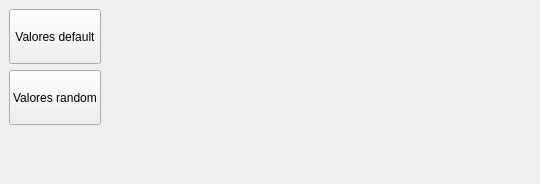
Qt form Unidad_2/Modulos/multiPlots/mainwindow.ui (nvargas24/Programacion2_Bioingenieria_Alumnos) before a commit.
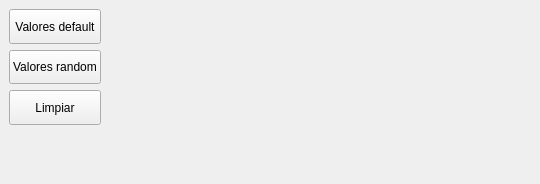
The same form after that commit. Custom widgets are drawn as their Qt base class.

What changed in the file:
```diff
--- a/Unidad_2/Modulos/multiPlots/mainwindow.ui
+++ b/Unidad_2/Modulos/multiPlots/mainwindow.ui
@@ -16,7 +16,7 @@
   <widget class="QWidget" name="centralwidget">
    <layout class="QGridLayout" name="gridLayout" rowstretch="0" columnstretch="1,4,4">
     <item row="0" column="0">
-     <layout class="QVBoxLayout" name="verticalLayout">
+     <layout class="QVBoxLayout" name="verticalLayout" stretch="1,1,1">
       <property name="topMargin">
        <number>0</number>
       </property>
@@ -49,6 +49,19 @@
         </property>
        </widget>
       </item>
+      <item>
+       <widget class="QPushButton" name="btnClear">
+        <property name="sizePolicy">
+         <sizepolicy hsizetype="Minimum" vsizetype="Expanding">
+          <horstretch>0</horstretch>
+          <verstretch>0</verstretch>
+         </sizepolicy>
+        </property>
+        <property name="text">
+         <string>Limpiar</string>
+        </property>
+       </widget>
+      </item>
      </layout>
     </item>
     <item row="0" column="1">
```
Left out of the diff: 6 changed lines with no effect on the pictures.
